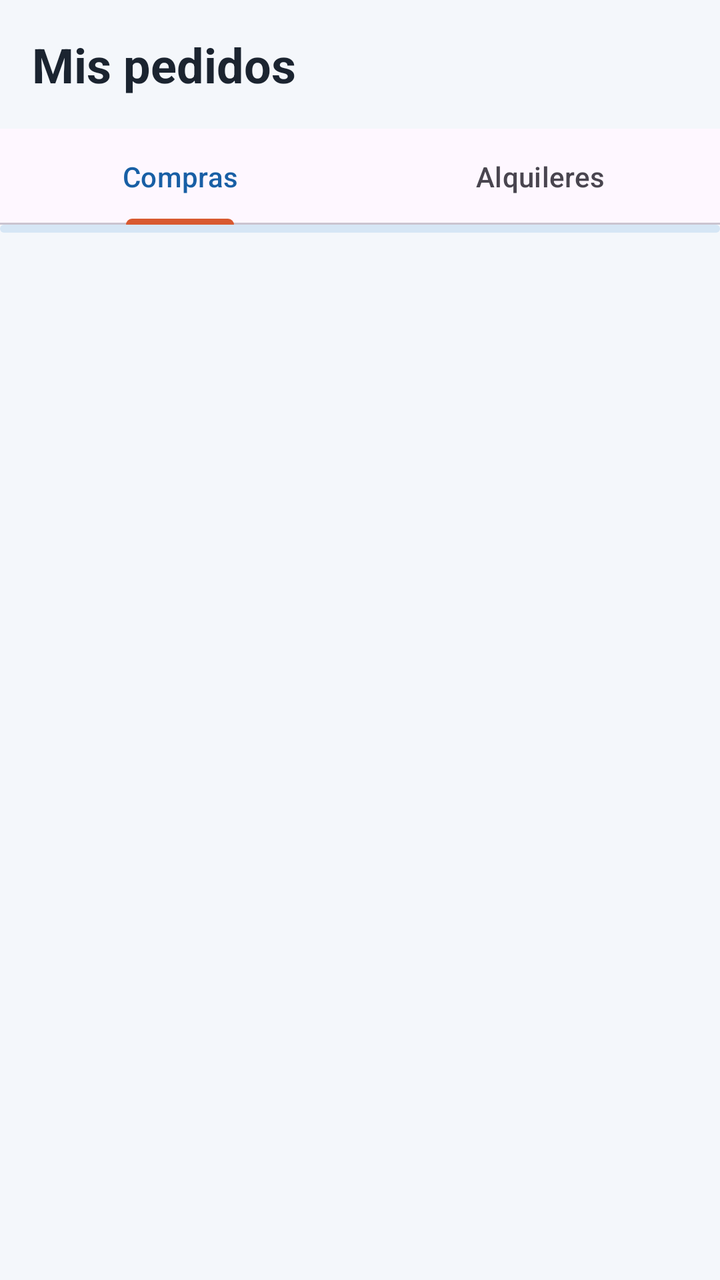
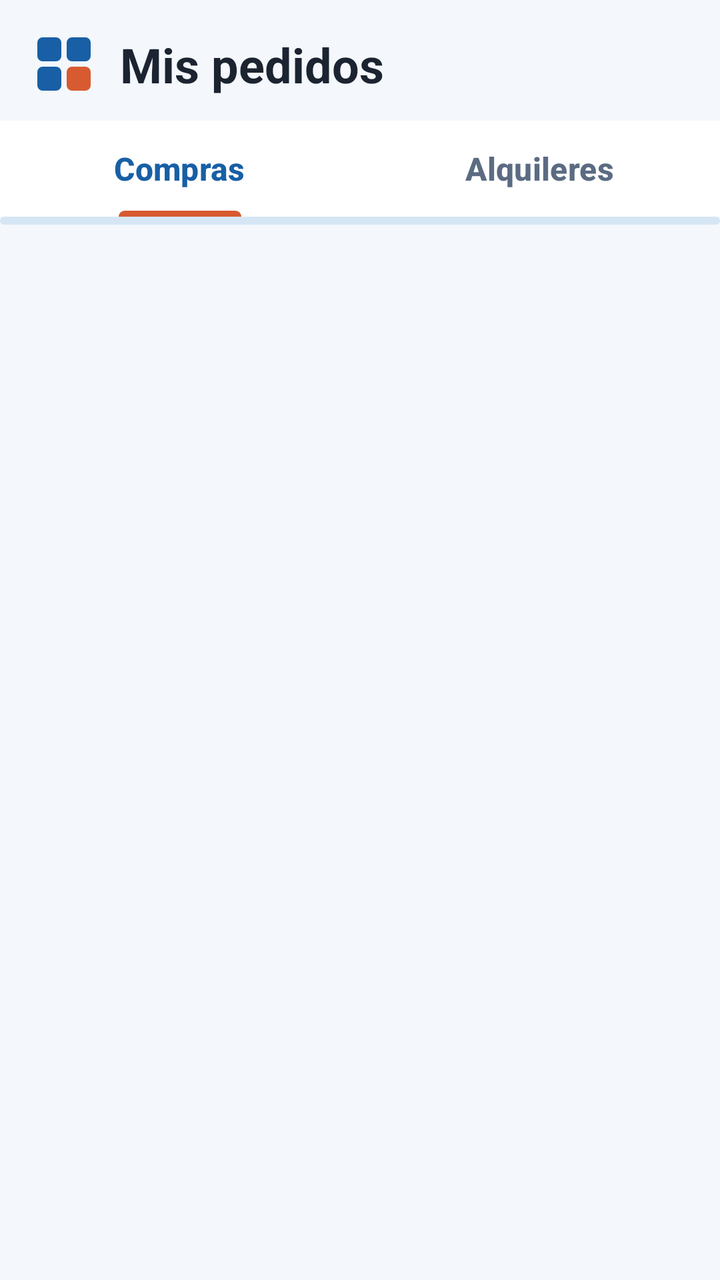

The first picture is an Android layout as it rendered before a commit; the second is the same layout after the commit. The layout source and the unified diff follow.
<!-- AndroidManifest.xml: application theme Theme.Jokoa -->
<!-- res/layout/fragment_pedidos.xml -->
<?xml version="1.0" encoding="utf-8"?>
<LinearLayout xmlns:android="http://schemas.android.com/apk/res/android"
    xmlns:app="http://schemas.android.com/apk/res-auto"
    android:layout_width="match_parent"
    android:layout_height="match_parent"
    android:orientation="vertical">

    <TextView
        android:layout_width="match_parent"
        android:layout_height="wrap_content"
        android:padding="16dp"
        android:text="Mis pedidos"
        android:textColor="@color/jokoa_texto"
        android:textSize="24sp"
        android:textStyle="bold" />

    <com.google.android.material.tabs.TabLayout
        android:id="@+id/pestanas"
        android:layout_width="match_parent"
        android:layout_height="wrap_content"
        app:tabIndicatorColor="@color/jokoa_coral"
        app:tabSelectedTextColor="@color/jokoa_azul">

        <com.google.android.material.tabs.TabItem
            android:layout_width="wrap_content"
            android:layout_height="wrap_content"
            android:text="Compras" />

        <com.google.android.material.tabs.TabItem
            android:layout_width="wrap_content"
            android:layout_height="wrap_content"
            android:text="Alquileres" />
    </com.google.android.material.tabs.TabLayout>

    <com.google.android.material.progressindicator.LinearProgressIndicator
        android:id="@+id/progreso"
        android:layout_width="match_parent"
        android:layout_height="wrap_content"
        android:indeterminate="true"
        app:indicatorColor="@color/jokoa_coral"
        app:trackColor="@color/jokoa_azul_claro"
        app:trackThickness="4dp" />

    <FrameLayout
        android:layout_width="match_parent"
        android:layout_height="0dp"
        android:layout_weight="1">

        <androidx.recyclerview.widget.RecyclerView
            android:id="@+id/lista"
            android:layout_width="match_parent"
            android:layout_height="match_parent"
            android:clipToPadding="false"
            android:layoutAnimation="@anim/layout_lista"
            android:paddingHorizontal="8dp" />

        <TextView
            android:id="@+id/tvVacio"
            android:layout_width="wrap_content"
            android:layout_height="wrap_content"
            android:layout_gravity="center"
            android:textSize="16sp"
            android:visibility="gone" />
    </FrameLayout>
</LinearLayout>
<!-- resources referenced by this layout -->
<resources>
  <style name="Base.Theme.Jokoa" parent="Theme.Material3.Light.NoActionBar">
          <item name="colorPrimary">@color/jokoa_azul</item>
          <item name="colorOnPrimary">@android:color/white</item>
          <item name="colorSecondary">@color/jokoa_coral_oscuro</item>
          <item name="colorOnSecondary">@android:color/white</item>
          <item name="colorSecondaryContainer">@color/jokoa_azul_claro</item>
          <item name="colorOnSecondaryContainer">@color/jokoa_azul</item>
          <item name="android:windowBackground">@color/jokoa_fondo</item>
          <item name="android:textColorPrimary">@color/jokoa_texto</item>
      </style>
  <!-- unchanged entries left out for length: 7 -->
</resources>

<!-- the commit's change to res/layout/fragment_pedidos.xml (unified diff, before → after) -->
@@ -1,25 +1,40 @@
 <?xml version="1.0" encoding="utf-8"?>
-<LinearLayout xmlns:android="http://schemas.android.com/apk/res/android"
-    xmlns:app="http://schemas.android.com/apk/res-auto"
+<LinearLayout xmlns:android="http://schemas.android.com/apk/res/android" xmlns:app="http://schemas.android.com/apk/res-auto" xmlns:tools="http://schemas.android.com/tools"
     android:layout_width="match_parent"
     android:layout_height="match_parent"
     android:orientation="vertical">
 
-    <TextView
-        android:layout_width="match_parent"
-        android:layout_height="wrap_content"
-        android:padding="16dp"
-        android:text="Mis pedidos"
-        android:textColor="@color/jokoa_texto"
-        android:textSize="24sp"
-        android:textStyle="bold" />
+        <LinearLayout
+            android:layout_width="match_parent"
+            android:layout_height="wrap_content"
+            android:gravity="center_vertical"
+            android:orientation="horizontal"
+            android:paddingHorizontal="16dp"
+            android:paddingTop="16dp"
+            android:paddingBottom="12dp">
+
+            <ImageView
+                android:layout_width="32dp"
+                android:layout_height="32dp"
+                android:contentDescription="Logo de Jokoa"
+                android:src="@drawable/ic_logo" />
+
+            <TextView
+                android:id="@+id/tvTitulo"
+                style="@style/Texto.Titulo"
+                android:layout_width="wrap_content"
+                android:layout_height="wrap_content"
+                android:layout_marginStart="12dp"
+                android:text="Mis pedidos" />
+        </LinearLayout>
 
     <com.google.android.material.tabs.TabLayout
         android:id="@+id/pestanas"
         android:layout_width="match_parent"
         android:layout_height="wrap_content"
-        app:tabIndicatorColor="@color/jokoa_coral"
-        app:tabSelectedTextColor="@color/jokoa_azul">
+        android:background="@color/jokoa_superficie"
+        app:tabGravity="fill"
+        app:tabMode="fixed">
 
         <com.google.android.material.tabs.TabItem
             android:layout_width="wrap_content"
@@ -32,14 +47,15 @@
             android:text="Alquileres" />
     </com.google.android.material.tabs.TabLayout>
 
-    <com.google.android.material.progressindicator.LinearProgressIndicator
-        android:id="@+id/progreso"
-        android:layout_width="match_parent"
-        android:layout_height="wrap_content"
-        android:indeterminate="true"
-        app:indicatorColor="@color/jokoa_coral"
-        app:trackColor="@color/jokoa_azul_claro"
-        app:trackThickness="4dp" />
+        <com.google.android.material.progressindicator.LinearProgressIndicator
+            android:id="@+id/progreso"
+            android:layout_width="match_parent"
+            android:layout_height="wrap_content"
+            android:indeterminate="true"
+            app:hideAnimationBehavior="none"
+            app:indicatorColor="@color/jokoa_coral"
+            app:trackColor="@color/jokoa_azul_claro"
+            app:trackThickness="4dp" />
 
     <FrameLayout
         android:layout_width="match_parent"
@@ -52,14 +68,40 @@
             android:layout_height="match_parent"
             android:clipToPadding="false"
             android:layoutAnimation="@anim/layout_lista"
-            android:paddingHorizontal="8dp" />
+            android:paddingHorizontal="16dp"
+            android:paddingTop="12dp"
+            android:paddingBottom="8dp" />
 
-        <TextView
-            android:id="@+id/tvVacio"
-            android:layout_width="wrap_content"
-            android:layout_height="wrap_content"
-            android:layout_gravity="center"
-            android:textSize="16sp"
-            android:visibility="gone" />
+            <LinearLayout
+                android:id="@+id/bloqueVacio"
+                android:layout_width="wrap_content"
+                android:layout_height="wrap_content"
+                android:layout_gravity="center"
+                android:gravity="center_horizontal"
+                android:orientation="vertical"
+                android:visibility="gone">
+
+                <FrameLayout
+                    android:layout_width="80dp"
+                    android:layout_height="80dp"
+                    android:background="@drawable/bg_circulo_tenue">
+
+                    <ImageView
+                        android:layout_width="40dp"
+                        android:layout_height="40dp"
+                        android:layout_gravity="center"
+                        android:importantForAccessibility="no"
+                        android:src="@drawable/ic_carrito_vacio" />
+                </FrameLayout>
+
+                <TextView
+                    android:id="@+id/tvVacio"
+                    android:layout_width="wrap_content"
+                    android:layout_height="wrap_content"
+                    android:layout_marginTop="16dp"
+                    android:text="Todavía no has comprado nada"
+                    android:textColor="@color/jokoa_texto_2"
+                    android:textSize="16sp" />
+            </LinearLayout>
     </FrameLayout>
 </LinearLayout>
<!-- resource entries referenced after the edit -->
@@ -1,14 +1,182 @@
 <!-- resources referenced by this layout -->
 <resources>
+  <color name="jokoa_superficie">#FFFFFF</color>
+  <color name="jokoa_texto_2">#5B6B82</color>
+  <!-- drawable bg_circulo_tenue (drawable) -->
+  <?xml version="1.0" encoding="utf-8"?>
+  <shape xmlns:android="http://schemas.android.com/apk/res/android" android:shape="oval">
+      <solid android:color="@color/jokoa_azul_tenue" />
+  </shape>
+  <!-- drawable ic_carrito_vacio (drawable) -->
+  <?xml version="1.0" encoding="utf-8"?>
+  <vector xmlns:android="http://schemas.android.com/apk/res/android"
+      android:width="24dp"
+      android:height="24dp"
+      android:viewportWidth="24"
+      android:viewportHeight="24">
+      <path
+          android:fillColor="@color/jokoa_azul"
+          android:pathData="M7,18c-1.1,0 -1.99,0.9 -1.99,2S5.9,22 7,22s2,-0.9 2,-2 -0.9,-2 -2,-2zM1,2v2h2l3.6,7.59 -1.35,2.45c-0.16,0.28 -0.25,0.61 -0.25,0.96 0,1.1 0.9,2 2,2h12v-2L7.42,15c-0.14,0 -0.25,-0.11 -0.25,-0.25l0.03,-0.12 0.9,-1.63h7.45c0.75,0 1.41,-0.41 1.75,-1.03l3.58,-6.49c0.08,-0.14 0.12,-0.31 0.12,-0.48 0,-0.55 -0.45,-1 -1,-1L5.21,4l-0.94,-2L1,2zM17,18c-1.1,0 -1.99,0.9 -1.99,2s0.89,2 1.99,2 2,-0.9 2,-2 -0.9,-2 -2,-2z" />
+  </vector>
+  <!-- drawable ic_logo (drawable) -->
+  <?xml version="1.0" encoding="utf-8"?>
+  <vector xmlns:android="http://schemas.android.com/apk/res/android"
+      android:width="96dp"
+      android:height="96dp"
+      android:viewportWidth="24"
+      android:viewportHeight="24">
+      <path android:fillColor="#185FA5" android:pathData="M4,2 H9 A2,2 0 0 1 11,4 V9 A2,2 0 0 1 9,11 H4 A2,2 0 0 1 2,9 V4 A2,2 0 0 1 4,2 Z" />
+      <path android:fillColor="#185FA5" android:pathData="M15,2 H20 A2,2 0 0 1 22,4 V9 A2,2 0 0 1 20,11 H15 A2,2 0 0 1 13,9 V4 A2,2 0 0 1 15,2 Z" />
+      <path android:fillColor="#185FA5" android:pathData="M4,13 H9 A2,2 0 0 1 11,15 V20 A2,2 0 0 1 9,22 H4 A2,2 0 0 1 2,20 V15 A2,2 0 0 1 4,13 Z" />
+      <path android:fillColor="#D85A30" android:pathData="M15,13 H20 A2,2 0 0 1 22,15 V20 A2,2 0 0 1 20,22 H15 A2,2 0 0 1 13,20 V15 A2,2 0 0 1 15,13 Z" />
+  </vector>
+  <style name="Texto.Titulo" parent="TextAppearance.Material3.HeadlineSmall">
+          <item name="android:textSize">24sp</item>
+          <item name="android:textStyle">bold</item>
+          <item name="android:textColor">@color/jokoa_texto</item>
+      </style>
+  <color name="jokoa_azul_tenue">#EAF2FA</color>
   <style name="Base.Theme.Jokoa" parent="Theme.Material3.Light.NoActionBar">
           <item name="colorPrimary">@color/jokoa_azul</item>
           <item name="colorOnPrimary">@android:color/white</item>
+          <item name="colorPrimaryContainer">@color/jokoa_azul_claro</item>
+          <item name="colorOnPrimaryContainer">@color/jokoa_azul_noche</item>
           <item name="colorSecondary">@color/jokoa_coral_oscuro</item>
           <item name="colorOnSecondary">@android:color/white</item>
           <item name="colorSecondaryContainer">@color/jokoa_azul_claro</item>
-          <item name="colorOnSecondaryContainer">@color/jokoa_azul</item>
+          <item name="colorOnSecondaryContainer">@color/jokoa_azul_noche</item>
+          <item name="colorTertiaryContainer">@color/jokoa_coral_tenue</item>
+          <item name="colorOnTertiaryContainer">@color/jokoa_coral_oscuro</item>
+          <item name="colorSurface">@color/jokoa_superficie</item>
+          <item name="colorOnSurface">@color/jokoa_texto</item>
+          <item name="colorOnSurfaceVariant">@color/jokoa_texto_2</item>
+          <item name="colorOutline">@color/jokoa_borde_campo</item>
+          <item name="colorOutlineVariant">@color/jokoa_borde</item>
+          <item name="colorError">@color/jokoa_coral_oscuro</item>
+          <item name="android:colorBackground">@color/jokoa_fondo</item>
           <item name="android:windowBackground">@color/jokoa_fondo</item>
           <item name="android:textColorPrimary">@color/jokoa_texto</item>
+          <item name="android:textColorSecondary">@color/jokoa_texto_2</item>
+          
+          <item name="elevationOverlayEnabled">false</item>
+  
+  
+          <item name="materialButtonStyle">@style/Widget.Jokoa.Button</item>
+          <item name="materialCardViewStyle">@style/Widget.Jokoa.Card</item>
+          <item name="textInputStyle">@style/Widget.Jokoa.TextInput</item>
+          <item name="bottomNavigationStyle">@style/Widget.Jokoa.BottomNav</item>
+          <item name="tabStyle">@style/Widget.Jokoa.Tabs</item>
+          <item name="materialAlertDialogTheme">@style/ThemeOverlay.Jokoa.Dialogo</item>
+      </style>
+  <color name="jokoa_azul_noche">#0F3F6E</color>
+  <color name="jokoa_coral_tenue">#FDEEE8</color>
+  <color name="jokoa_borde_campo">#6F7F96</color>
+  <color name="jokoa_borde">#D5DEEA</color>
+  <style name="Widget.Jokoa.Button" parent="Widget.Material3.Button">
+          <item name="android:minHeight">56dp</item>
+          <item name="android:textSize">16sp</item>
+          <item name="android:textStyle">bold</item>
+          <item name="android:textAllCaps">false</item>
+          <item name="android:letterSpacing">0</item>
+          <item name="android:textColor">@color/boton_texto</item>
+          <item name="android:stateListAnimator">@animator/boton_pulsar</item>
+          <item name="backgroundTint">@color/boton_azul_fondo</item>
+          <item name="cornerRadius">14dp</item>
+          <item name="iconTint">@color/boton_texto</item>
+          <item name="iconGravity">textStart</item>
+          <item name="iconPadding">8dp</item>
+      </style>
+  <style name="Widget.Jokoa.Card" parent="Widget.Material3.CardView.Outlined">
+          <item name="cardBackgroundColor">@color/jokoa_superficie</item>
+          <item name="cardCornerRadius">16dp</item>
+          <item name="cardElevation">2dp</item>
+          <item name="strokeColor">@color/jokoa_borde</item>
+          <item name="strokeWidth">1dp</item>
+      </style>
+  <style name="Widget.Jokoa.TextInput" parent="Widget.Material3.TextInputLayout.OutlinedBox">
+          <item name="boxCornerRadiusTopStart">12dp</item>
+          <item name="boxCornerRadiusTopEnd">12dp</item>
+          <item name="boxCornerRadiusBottomStart">12dp</item>
+          <item name="boxCornerRadiusBottomEnd">12dp</item>
+          <item name="boxStrokeColor">@color/campo_borde</item>
+          <item name="boxStrokeErrorColor">@color/jokoa_coral_oscuro</item>
+          <item name="boxStrokeWidth">1dp</item>
+          <item name="boxStrokeWidthFocused">2dp</item>
+          <item name="hintTextColor">@color/campo_borde</item>
+          <item name="android:textColorHint">@color/jokoa_texto_2</item>
+          <item name="errorTextColor">@color/jokoa_coral_oscuro</item>
+          <item name="errorIconTint">@color/jokoa_coral_oscuro</item>
+          <item name="endIconTint">@color/jokoa_texto_2</item>
+      </style>
+  <style name="Widget.Jokoa.BottomNav" parent="Widget.Material3.BottomNavigationView">
+          <item name="backgroundTint">@color/jokoa_superficie</item>
+          <item name="itemIconTint">@color/nav_item</item>
+          <item name="itemTextColor">@color/nav_item</item>
+          <item name="itemActiveIndicatorStyle">@style/Widget.Jokoa.BottomNav.Indicador</item>
+          <item name="itemTextAppearanceActive">@style/TextoNavActivo</item>
+          <item name="itemTextAppearanceInactive">@style/TextoNav</item>
+          <item name="labelVisibilityMode">labeled</item>
+          <item name="elevation">0dp</item>
+      </style>
+  <style name="Widget.Jokoa.Tabs" parent="Widget.Material3.TabLayout">
+          <item name="tabIndicatorColor">@color/jokoa_coral</item>
+          <item name="tabIndicatorHeight">3dp</item>
+          <item name="tabSelectedTextColor">@color/jokoa_azul</item>
+          <item name="tabTextColor">@color/jokoa_texto_2</item>
+          <item name="tabTextAppearance">@style/TextoPestana</item>
+          <item name="tabMinWidth">0dp</item>
+          <item name="android:minHeight">48dp</item>
+      </style>
+  <style name="ThemeOverlay.Jokoa.Dialogo" parent="ThemeOverlay.Material3.MaterialAlertDialog">
+          <item name="alertDialogStyle">@style/MaterialAlertDialog.Jokoa</item>
+          <item name="materialAlertDialogTitleTextStyle">@style/MaterialAlertDialog.Jokoa.Titulo</item>
+          <item name="buttonBarPositiveButtonStyle">@style/Widget.Jokoa.Button.CompactoAzul</item>
+          <item name="buttonBarNegativeButtonStyle">@style/Widget.Jokoa.Button.Texto</item>
+          <item name="buttonBarNeutralButtonStyle">@style/Widget.Jokoa.Button.Texto</item>
+          <item name="android:backgroundDimAmount">0.55</item>
+          <item name="android:windowAnimationStyle">@style/Animacion.Jokoa.Dialogo</item>
+      </style>
+  <style name="Widget.Jokoa.BottomNav.Indicador" parent="Widget.Material3.BottomNavigationView.ActiveIndicator">
+          <item name="android:color">@color/jokoa_azul_claro</item>
+      </style>
+  <style name="TextoNavActivo" parent="TextoNav">
+          <item name="android:textColor">@color/jokoa_azul_noche</item>
+      </style>
+  <style name="TextoNav" parent="TextAppearance.Material3.LabelMedium">
+          <item name="android:textSize">12sp</item>
+          <item name="android:textStyle">bold</item>
+      </style>
+  <style name="TextoPestana" parent="TextAppearance.Material3.TitleSmall">
+          <item name="android:textSize">16sp</item>
+          <item name="android:textStyle">bold</item>
+          <item name="textAllCaps">false</item>
+      </style>
+  <style name="MaterialAlertDialog.Jokoa" parent="MaterialAlertDialog.Material3">
+          <item name="shapeAppearance">@style/ShapeAppearance.Jokoa.Dialogo</item>
+          <item name="backgroundTint">@color/jokoa_superficie</item>
+      </style>
+  <style name="MaterialAlertDialog.Jokoa.Titulo" parent="MaterialAlertDialog.Material3.Title.Text">
+          <item name="android:textSize">20sp</item>
+          <item name="android:textStyle">normal</item>
+          <item name="android:textColor">@color/jokoa_texto</item>
+      </style>
+  <style name="Widget.Jokoa.Button.CompactoAzul">
+          <item name="android:minHeight">48dp</item>
+          <item name="android:textSize">15sp</item>
+      </style>
+  <style name="Widget.Jokoa.Button.Texto" parent="Widget.Material3.Button.TextButton">
+          <item name="android:minHeight">48dp</item>
+          <item name="android:textSize">16sp</item>
+          <item name="android:textStyle">bold</item>
+          <item name="android:textAllCaps">false</item>
+          <item name="android:textColor">@color/jokoa_azul</item>
+      </style>
+  <style name="Animacion.Jokoa.Dialogo" parent="@android:style/Animation.Dialog">
+          <item name="android:windowEnterAnimation">@anim/dialogo_entra</item>
+          <item name="android:windowExitAnimation">@anim/dialogo_sale</item>
+      </style>
+  <style name="ShapeAppearance.Jokoa.Dialogo" parent="ShapeAppearance.Material3.Corner.ExtraLarge">
+          <item name="cornerSize">16dp</item>
       </style>
   <!-- unchanged entries left out for length: 7 -->
 </resources>
